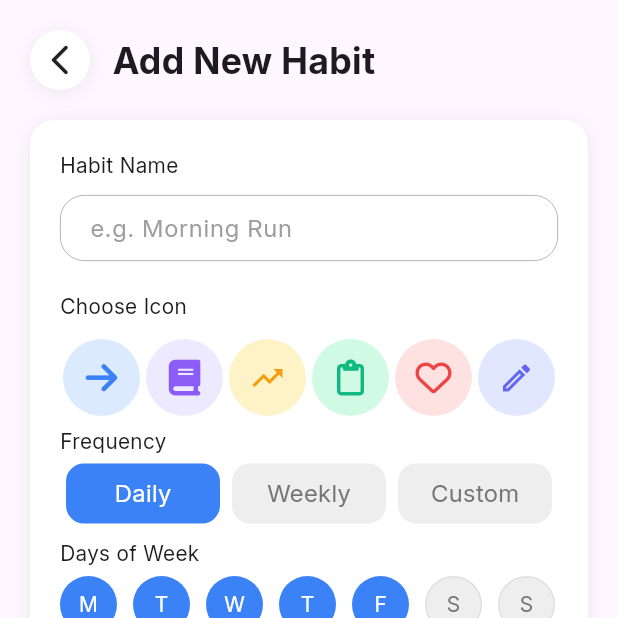
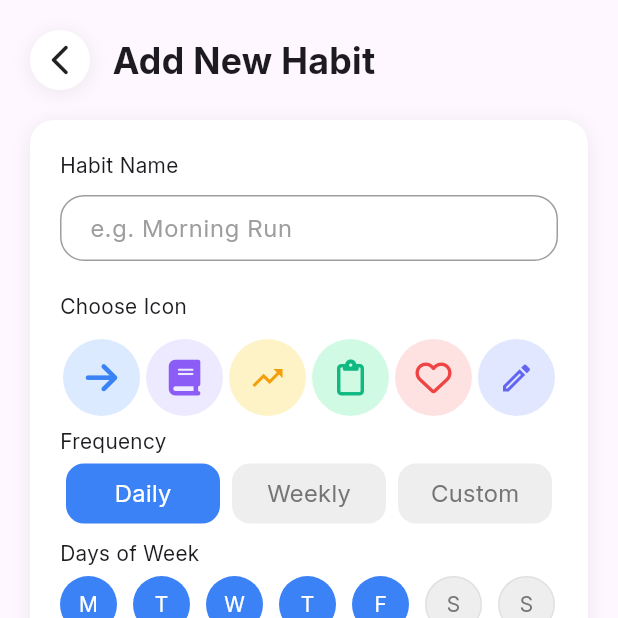
Before and after one commit to x00Adham/Habitly-App, a Flutter app: the screen it shows after launch, on a phone screen of 412 x 824 dp, the top half of it. Run offline on Flutter 3.47's test engine with Material 3 defaults, Android fonts, the phone set to English and light mode, and no system bars; drawn by our look-alikes of flutter_switch; our stand-ins replace font_awesome_flutter; missing offline and left inert: day_night_time_picker.

Commit message:
edit the border width

```diff
--- a/lib/widgets/my_text_field.dart
+++ b/lib/widgets/my_text_field.dart
@@ -2,7 +2,6 @@ import 'package:flutter/material.dart';
 
 class MyTextField extends StatelessWidget {
   const MyTextField({super.key});
-
   @override
   Widget build(BuildContext context) {
     return TextField(
@@ -16,15 +15,15 @@ class MyTextField extends StatelessWidget {
         ),
         border: OutlineInputBorder(
           borderRadius: BorderRadius.circular(16),
-          borderSide: const BorderSide(color: Colors.grey, width: 0.5),
+          borderSide: const BorderSide(color: Colors.grey, width: 1),
         ),
         enabledBorder: OutlineInputBorder(
           borderRadius: BorderRadius.circular(16),
-          borderSide: const BorderSide(color: Colors.grey, width: 0.5),
+          borderSide: const BorderSide(color: Colors.grey, width: 1),
         ),
         focusedBorder: OutlineInputBorder(
           borderRadius: BorderRadius.circular(16),
-          borderSide: const BorderSide(color: Colors.blue, width: 0.5),
+          borderSide: const BorderSide(color: Colors.blue, width: 1),
         ),
         filled: true,
         fillColor: Colors.white,
```
